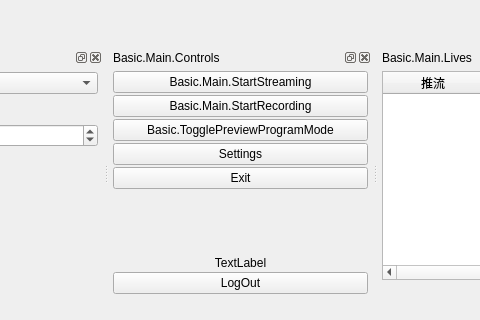
Old version of the form UI/forms/OBSBasic.ui in the repository gechangli/obs-studio; both pictures show x 792 to 1272 and y 500 to 820 of the 1440 by 820 pixel window.
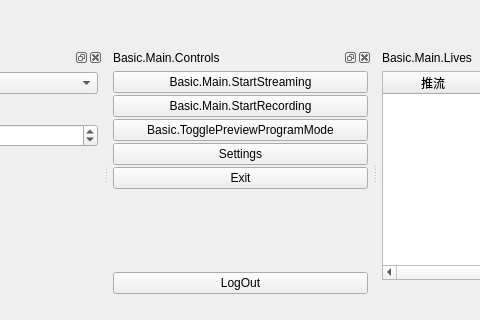
New version of the form. Icons and pictures are not drawn. Custom widgets are drawn as their Qt base class.

Commit message: use stylesheet set user label font and color

Diff of the .ui file:
```diff
--- a/UI/forms/OBSBasic.ui
+++ b/UI/forms/OBSBasic.ui
@@ -1059,16 +1059,6 @@
        </property>
       </spacer>
      </item>
-     <item>
-      <widget class="QLabel" name="userLabel">
-       <property name="text">
-        <string>TextLabel</string>
-       </property>
-       <property name="alignment">
-        <set>Qt::AlignCenter</set>
-       </property>
-      </widget>
-     </item>
      <item>
       <widget class="QPushButton" name="logOutButton">
        <property name="text">
```
The commit also changes 6 other files.
